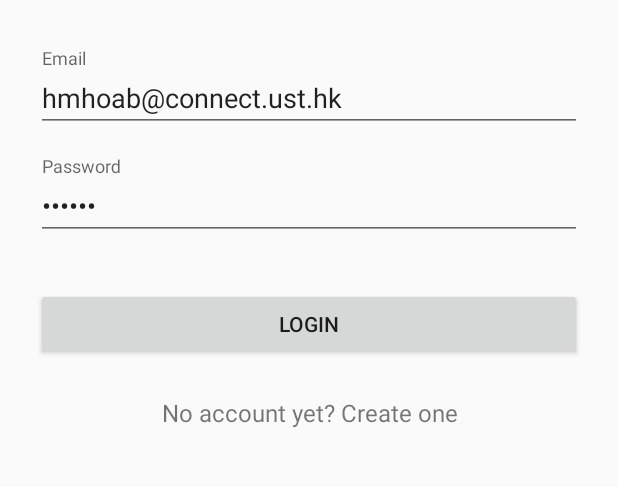
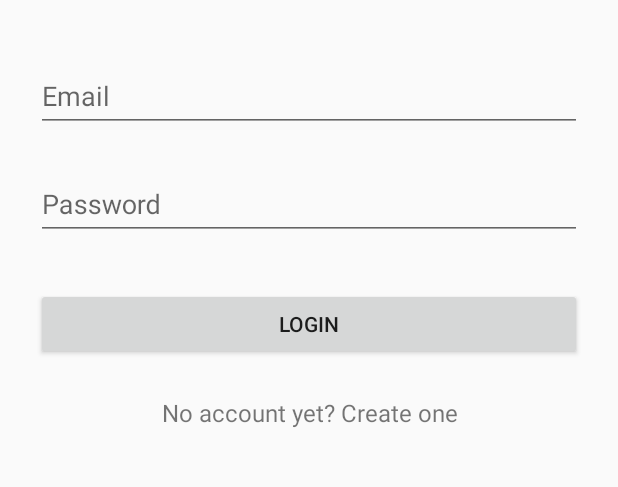
Before and after one commit to billy0222/UShare, an Android app: the screen it shows after launch (LoginActivity), on a phone screen of 412 x 824 dp, the part 280-767 px from its top. Run offline under Robolectric (Android 15) with nearby library versions, the phone set to English and light mode, and no system bars; our stand-ins replace Firebase (no records; nobody signed in at launch, a user with empty details on screens opened directly).

Commit message:
update login.xml

```diff
--- a/app/src/main/res/layout/activity_login.xml
+++ b/app/src/main/res/layout/activity_login.xml
@@ -36,7 +36,7 @@
                 android:layout_height="wrap_content"
                 android:hint="@string/email"
                 android:inputType="textEmailAddress"
-                android:text="hmhoab@connect.ust.hk" />
+                android:text="" />
         </android.support.design.widget.TextInputLayout>
 
         <android.support.design.widget.TextInputLayout
@@ -51,7 +51,7 @@
                 android:layout_height="wrap_content"
                 android:hint="@string/password"
                 android:inputType="textPassword"
-                android:text="123456" />
+                android:text="" />
         </android.support.design.widget.TextInputLayout>
 
         <android.support.v7.widget.AppCompatButton
```
